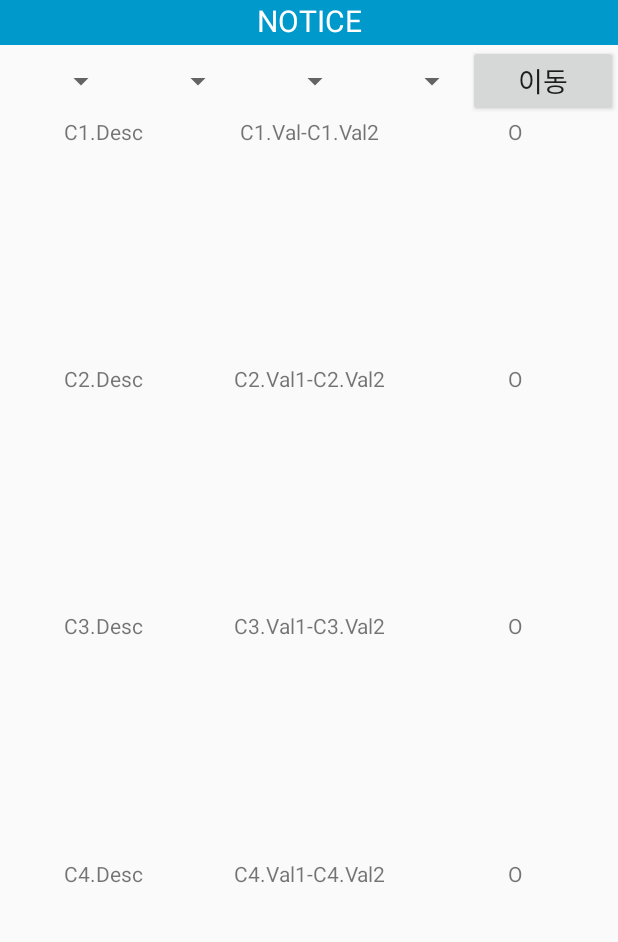
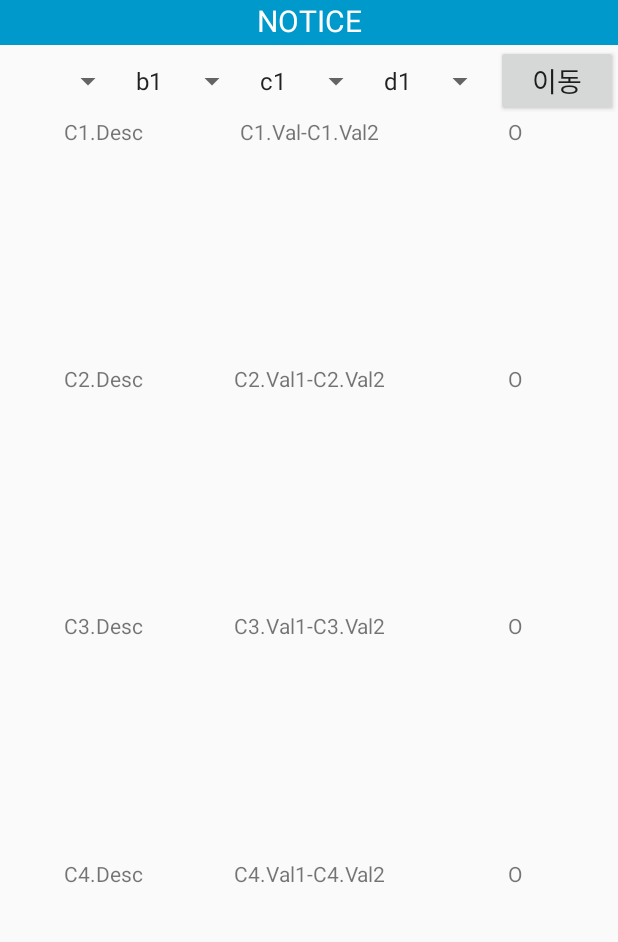
Before and after one commit to gfsusan/water-quality-analysis, an Android app: the Display1Activity screen opened directly, with no data from a screen before it, on a phone screen of 412 x 824 dp, the part 129-1071 px from its top. Run offline under Robolectric (Android 15) with nearby library versions, the phone set to English and light mode, and no system bars.

```diff
--- a/app/src/main/java/com/example/susan/myapplication/Display1Activity.java
+++ b/app/src/main/java/com/example/susan/myapplication/Display1Activity.java
@@ -1,21 +1,88 @@
 package com.example.susan.myapplication;
 
+import android.content.Context;
 import android.content.Intent;
 import android.support.v7.app.AppCompatActivity;
 import android.os.Bundle;
 import android.view.View;
+import android.widget.AdapterView;
+import android.widget.ArrayAdapter;
 import android.widget.Button;
 import android.widget.LinearLayout;
+import android.widget.Spinner;
 
 public class Display1Activity extends AppCompatActivity {
     Button buttonMove;
+    Spinner spinner1, spinner2, spinner3, spinner4;
+    ArrayAdapter<String> arrayAdapter;
     @Override
     protected void onCreate(Bundle savedInstanceState) {
         super.onCreate(savedInstanceState);
         setContentView(R.layout.activity_display1);
         buttonMove = (Button)findViewById(R.id.buttonMove);
+        spinner1 = (Spinner)findViewById(R.id.spinner1);
+        spinner2 = (Spinner)findViewById(R.id.spinner2);
+        spinner3 = (Spinner)findViewById(R.id.spinner3);
+        spinner4 = (Spinner)findViewById(R.id.spinner4);
+
+        // On create, spinner1의 list를 받아온다.
+        // DB에서 String 배열 받아온다 !!!!
+        // String[] items = 어쩌고저쩌고
+        final Context context = this;
+
+        spinner1.setOnItemSelectedListener(new AdapterView.OnItemSelectedListener() {
+            @Override
+            public void onItemSelected(AdapterView<?> adapterView, View view, int i, long l) {
+                // 선택되면 DB에서 데이터 불러와서 spinner2에 item list 보여줌
+                String[] items = {"가져온 a1", "가져온 a2", "가져온 a3", "가져온 a4"};
+                arrayAdapter = new ArrayAdapter<String>(context, R.layout.support_simple_spinner_dropdown_item, items);
+                // arrayAdapter.createFromResource(this, items, R.layout.support_simple_spinner_dropdown_item);
+            }
+
+            @Override
+            public void onNothingSelected(AdapterView<?> adapterView) {
+
+            }
+        });
+
+        spinner2.setOnItemSelectedListener(new AdapterView.OnItemSelectedListener() {
+            @Override
+            public void onItemSelected(AdapterView<?> adapterView, View view, int i, long l) {
+                // 선택되면 DB에서 데이터 불러와서 spinner2에 item list 보여줌
+            }
+
+            @Override
+            public void onNothingSelected(AdapterView<?> adapterView) {
+
+            }
+        });
+
+        spinner3.setOnItemSelectedListener(new AdapterView.OnItemSelectedListener() {
+            @Override
+            public void onItemSelected(AdapterView<?> adapterView, View view, int i, long l) {
+                // 선택되면 DB에서 데이터 불러와서 spinner2에 item list 보여줌
+            }
+
+            @Override
+            public void onNothingSelected(AdapterView<?> adapterView) {
+
+            }
+        });
+
+        spinner4.setOnItemSelectedListener(new AdapterView.OnItemSelectedListener() {
+            @Override
+            public void onItemSelected(AdapterView<?> adapterView, View view, int i, long l) {
+                // 선택되면 화면중앙에 해당하는 station의 최신정보를 받아와 criteria별로 표시함
+            }
+
+            @Override
+            public void onNothingSelected(AdapterView<?> adapterView) {
+
+            }
+        });
 
         buttonMove.setOnClickListener(new View.OnClickListener() {
+            // '이동' 버튼 누르면 다음화면으로 이동
             @Override
             public void onClick(View v) {
                 Intent intent = new Intent(getApplicationContext(), Display2Activity.class);
--- a/app/src/main/java/com/example/susan/myapplication/Display2Activity.java
+++ b/app/src/main/java/com/example/susan/myapplication/Display2Activity.java
@@ -2,17 +2,34 @@ package com.example.susan.myapplication;
 
 import android.support.v7.app.AppCompatActivity;
 import android.os.Bundle;
+import android.view.View;
+import android.widget.Button;
+import android.widget.Spinner;
 
 import com.jjoe64.graphview.GraphView;
 import com.jjoe64.graphview.series.DataPoint;
 import com.jjoe64.graphview.series.LineGraphSeries;
 
 public class Display2Activity extends AppCompatActivity {
+    Button buttonMove;
+    Spinner spinner1, spinner2, spinner3;
 LineGraphSeries<DataPoint> series;
     @Override
     protected void onCreate(Bundle savedInstanceState) {
         super.onCreate(savedInstanceState);
         setContentView(R.layout.activity_display2);
+        buttonMove = (Button)findViewById(R.id.buttonMove);
+        spinner1 = (Spinner)findViewById(R.id.spinner1);
+        spinner2 = (Spinner)findViewById(R.id.spinner2);
+        spinner3 = (Spinner)findViewById(R.id.spinner3);
+
+        buttonMove.setOnClickListener(new View.OnClickListener(){
+        // '이동' 버튼 누르면 그래프 생성
+            @Override
+            public void onClick(View v){
+                ;
+            }
+        });
 
         double y, x;
         x = -5.0;
--- a/app/src/main/res/layout/activity_display1.xml
+++ b/app/src/main/res/layout/activity_display1.xml
@@ -8,7 +8,6 @@
 
 
     <LinearLayout
-            android:id="@+id/linearLayout1"
         android:layout_width="match_parent"
         android:layout_height="match_parent"
         android:layout_alignParentTop="true"
@@ -31,8 +30,8 @@
                 android:layout_height="wrap_content"
                 android:layout_weight="100"
                 android:text="수도정보모니터링시스템"
-                    android:textSize="20dp"
-                    android:textAlignment="center"/>
+                android:textAlignment="center"
+                android:textSize="20dp" />
 
             <ImageView
                 android:layout_width="64dp"
@@ -47,9 +46,9 @@
             android:layout_height="30dp"
             android:background="@android:color/holo_blue_dark"
             android:text="NOTICE"
-                android:textSize="20dp"
             android:textAlignment="center"
-                android:textColor="@android:color/white" />
+            android:textColor="@android:color/white"
+            android:textSize="20dp" />
 
         <LinearLayout
             android:layout_width="match_parent"
@@ -58,10 +57,11 @@
             app:layout_constraintStart_toStartOf="parent">
 
             <Spinner
-                    android:id="@+id/spinner"
+                android:id="@+id/spinner1"
                 android:layout_width="66dp"
                 android:layout_height="match_parent"
                 android:layout_weight="1"
+                android:entries="@array/list1"
                 tools:layout_editor_absoluteX="16dp"
                 tools:layout_editor_absoluteY="148dp" />
 
@@ -70,6 +70,7 @@
                 android:layout_width="66dp"
                 android:layout_height="match_parent"
                 android:layout_weight="1"
+                android:entries="@array/list2"
                 tools:layout_editor_absoluteX="93dp"
                 tools:layout_editor_absoluteY="78dp" />
 
@@ -78,6 +79,7 @@
                 android:layout_width="66dp"
                 android:layout_height="match_parent"
                 android:layout_weight="1"
+                android:entries="@array/list3"
                 tools:layout_editor_absoluteX="179dp"
                 tools:layout_editor_absoluteY="78dp" />
 
@@ -86,12 +88,13 @@
                 android:layout_width="66dp"
                 android:layout_height="match_parent"
                 android:layout_weight="1"
+                android:entries="@array/list4"
                 tools:layout_editor_absoluteX="262dp"
                 tools:layout_editor_absoluteY="69dp" />
 
             <Button
                 android:id="@+id/buttonMove"
-                    android:layout_width="wrap_content"
+                android:layout_width="64dp"
                 android:layout_height="wrap_content"
                 android:layout_weight="1"
                 android:text="이동"
@@ -105,6 +108,7 @@
             android:orientation="vertical">
 
             <LinearLayout
+                android:id="@+id/linearLayout1"
                 android:layout_width="match_parent"
                 android:layout_height="wrap_content"
                 android:layout_weight="1"
@@ -114,26 +118,27 @@
                     android:layout_width="match_parent"
                     android:layout_height="wrap_content"
                     android:layout_weight="1"
-                        android:textAlignment="center"
-                        android:text="C1.Desc" />
+                    android:text="C1.Desc"
+                    android:textAlignment="center" />
 
                 <TextView
                     android:layout_width="match_parent"
                     android:layout_height="wrap_content"
                     android:layout_weight="1"
-                        android:textAlignment="center"
-                        android:text="C1.Val-C1.Val2" />
+                    android:text="C1.Val-C1.Val2"
+                    android:textAlignment="center" />
 
                 <TextView
                     android:layout_width="match_parent"
                     android:layout_height="wrap_content"
                     android:layout_weight="1"
-                        android:textAlignment="center"
-                        android:text="O" />
+                    android:text="O"
+                    android:textAlignment="center" />
 
             </LinearLayout>
 
             <LinearLayout
+                android:id="@+id/linearLayout2"
                 android:layout_width="match_parent"
                 android:layout_height="wrap_content"
                 android:layout_weight="1"
@@ -143,25 +148,26 @@
                     android:layout_width="match_parent"
                     android:layout_height="wrap_content"
                     android:layout_weight="1"
-                        android:textAlignment="center"
-                        android:text="C2.Desc" />
+                    android:text="C2.Desc"
+                    android:textAlignment="center" />
 
                 <TextView
                     android:layout_width="match_parent"
                     android:layout_height="wrap_content"
                     android:layout_weight="1"
-                        android:textAlignment="center"
-                        android:text="C2.Val1-C2.Val2" />
+                    android:text="C2.Val1-C2.Val2"
+                    android:textAlignment="center" />
 
                 <TextView
                     android:layout_width="match_parent"
                     android:layout_height="wrap_content"
                     android:layout_weight="1"
-                        android:textAlignment="center"
-                        android:text="O" />
+                    android:text="O"
+                    android:textAlignment="center" />
             </LinearLayout>
 
             <LinearLayout
+                android:id="@+id/linearLayout3"
                 android:layout_width="match_parent"
                 android:layout_height="wrap_content"
                 android:layout_weight="1"
@@ -171,25 +177,26 @@
                     android:layout_width="match_parent"
                     android:layout_height="wrap_content"
                     android:layout_weight="1"
-                        android:textAlignment="center"
-                        android:text="C3.Desc" />
+                    android:text="C3.Desc"
+                    android:textAlignment="center" />
 
                 <TextView
                     android:layout_width="match_parent"
                     android:layout_height="wrap_content"
                     android:layout_weight="1"
-                        android:textAlignment="center"
-                        android:text="C3.Val1-C3.Val2" />
+                    android:text="C3.Val1-C3.Val2"
+                    android:textAlignment="center" />
 
                 <TextView
                     android:layout_width="match_parent"
                     android:layout_height="wrap_content"
                     android:layout_weight="1"
-                        android:textAlignment="center"
-                        android:text="O" />
+                    android:text="O"
+                    android:textAlignment="center" />
             </LinearLayout>
 
             <LinearLayout
+                android:id="@+id/linearLayout4"
                 android:layout_width="match_parent"
                 android:layout_height="wrap_content"
                 android:layout_weight="1"
@@ -199,22 +206,22 @@
                     android:layout_width="match_parent"
                     android:layout_height="wrap_content"
                     android:layout_weight="1"
-                        android:textAlignment="center"
-                        android:text="C4.Desc" />
+                    android:text="C4.Desc"
+                    android:textAlignment="center" />
 
                 <TextView
                     android:layout_width="match_parent"
                     android:layout_height="wrap_content"
                     android:layout_weight="1"
-                        android:textAlignment="center"
-                        android:text="C4.Val1-C4.Val2" />
+                    android:text="C4.Val1-C4.Val2"
+                    android:textAlignment="center" />
 
                 <TextView
                     android:layout_width="match_parent"
                     android:layout_height="wrap_content"
                     android:layout_weight="1"
-                        android:textAlignment="center"
-                        android:text="O" />
+                    android:text="O"
+                    android:textAlignment="center" />
             </LinearLayout>
 
         </LinearLayout>
--- a/app/src/main/res/layout/activity_display2.xml
+++ b/app/src/main/res/layout/activity_display2.xml
@@ -62,6 +62,7 @@
                 android:layout_width="66dp"
                 android:layout_height="match_parent"
                 android:layout_weight="1"
+                android:entries="@array/list1"
                 tools:layout_editor_absoluteX="16dp"
                 tools:layout_editor_absoluteY="148dp" />
 
@@ -70,6 +71,7 @@
                 android:layout_width="66dp"
                 android:layout_height="match_parent"
                 android:layout_weight="1"
+                android:entries="@array/list2"
                 tools:layout_editor_absoluteX="93dp"
                 tools:layout_editor_absoluteY="78dp" />
 
@@ -78,20 +80,13 @@
                 android:layout_width="66dp"
                 android:layout_height="match_parent"
                 android:layout_weight="1"
+                android:entries="@array/list3"
                 tools:layout_editor_absoluteX="179dp"
                 tools:layout_editor_absoluteY="78dp" />
 
-            <Spinner
-                android:id="@+id/spinner4"
-                android:layout_width="66dp"
-                android:layout_height="match_parent"
-                android:layout_weight="1"
-                tools:layout_editor_absoluteX="262dp"
-                tools:layout_editor_absoluteY="69dp" />
-
             <Button
                 android:id="@+id/buttonMove"
-                android:layout_width="wrap_content"
+                android:layout_width="64dp"
                 android:layout_height="wrap_content"
                 android:layout_weight="1"
                 android:text="이동"
--- a/app/src/main/res/layout/activity_main.xml
+++ b/app/src/main/res/layout/activity_main.xml
@@ -10,5 +10,7 @@
         android:id="@+id/linearLayout"
         android:layout_width="match_parent"
         android:layout_height="match_parent"
-        android:orientation="vertical"></LinearLayout>
+        android:orientation="vertical"
+        android:background="@drawable/main">
+    </LinearLayout>
 </android.support.constraint.ConstraintLayout>
--- /dev/null
+++ b/app/src/main/res/values/arrays.xml
@@ -0,0 +1,29 @@
+<?xml version="1.0" encoding="utf-8"?>
+<resources>
+    <string-array name="list1">
+        <item>선택1</item>
+        <item>선택2</item>
+        <item>선택3</item>
+    </string-array>
+
+    <string-array name="list2">
+        <item>b1</item>
+        <item>b2</item>
+        <item>b3</item>
+        <item>b4</item>
+    </string-array>
+
+    <string-array name="list3">
+        <item>c1</item>
+        <item>c2</item>
+        <item>c3</item>
+        <item>c4</item>
+    </string-array>
+
+    <string-array name="list4">
+        <item>d1</item>
+        <item>d2</item>
+        <item>d3</item>
+        <item>d4</item>
+    </string-array>
+</resources>
```
Lines whose indentation alone changed are shown as unchanged.
